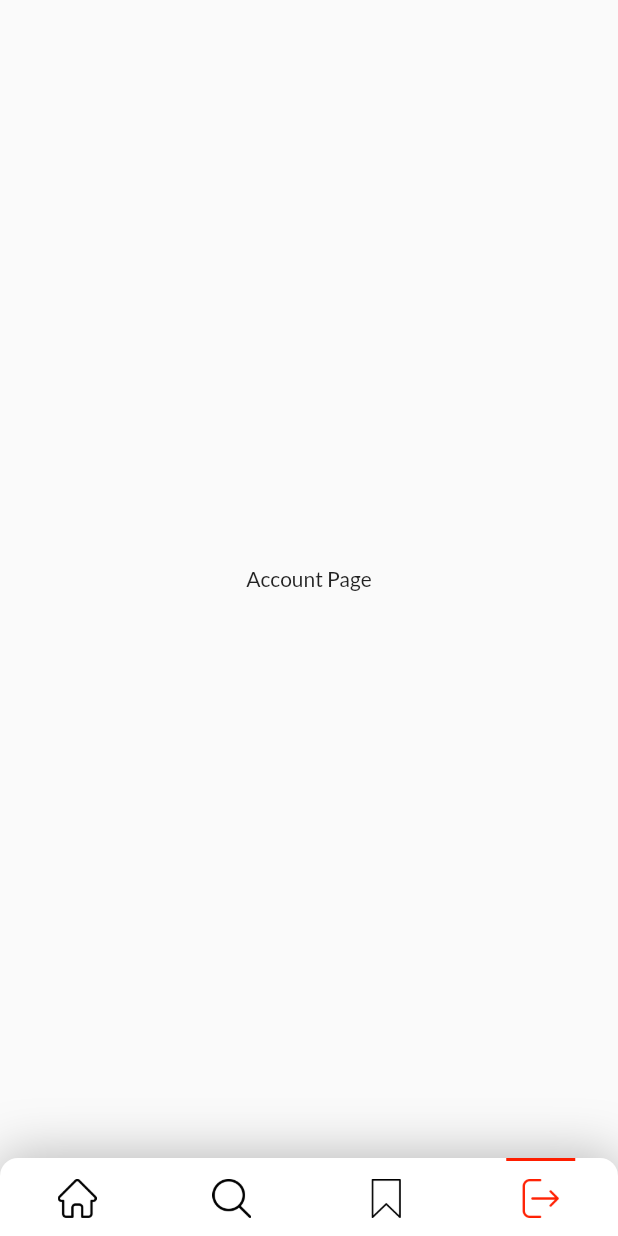
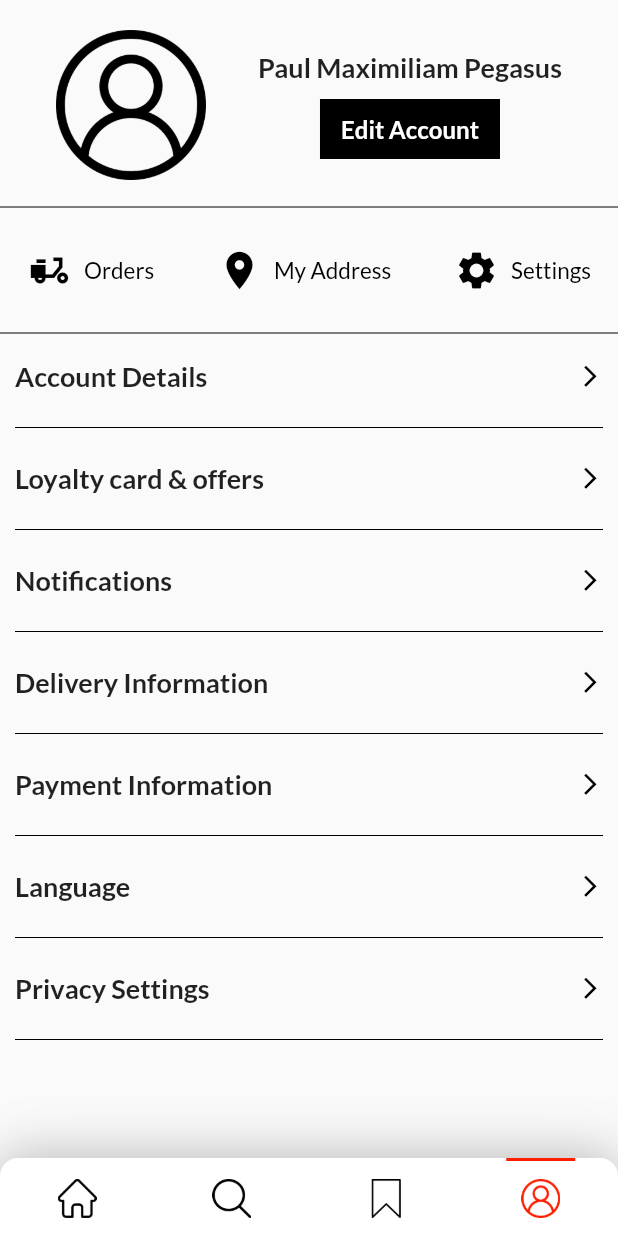
Before and after one commit to ItzZChrizZ/LuxEcommApp, a Flutter app: the screen it shows once a user with an empty profile is signed in, swiped to page 4, on a phone screen of 412 x 824 dp. Run offline on Flutter 3.47's test engine with Material 2 defaults, Android fonts, the phone set to English and light mode, and no system bars; our stand-ins replace carousel_slider, cloud_firestore, firebase_auth, firebase_core, google_fonts; accounts and stored records are empty.

Commit message:
Account Page Finish and new Updates

```diff
--- a/lib/components/homepage/custom-botnavbar.dart
+++ b/lib/components/homepage/custom-botnavbar.dart
@@ -58,7 +58,7 @@ class _GetBottomNavBarState extends State<GetBottomNavBar> {
             ),
             BottomTabBtn(
               selected: _selectedTab == 3 ? true : false,
-              imagePath: 'assets/icons/logout.png',
+              imagePath: 'assets/icons/user.png',
               onPressed: () {
                 widget.tabPressed!(3);
               },
--- a/lib/constrats.dart
+++ b/lib/constrats.dart
@@ -34,3 +34,13 @@ class Constants {
     color: Colors.white,
   );
 }
+
+List accountList = [
+  "Account Details",
+  "Loyalty card & offers",
+  "Notifications",
+  "Delivery Information",
+  "Payment Information",
+  "Language",
+  "Privacy Settings"
+];
--- a/lib/pages/account-page.dart
+++ b/lib/pages/account-page.dart
@@ -1,15 +1,156 @@
 // ignore_for_file: file_names
 
 import 'package:flutter/material.dart';
+import 'package:luxappv2/constrats.dart';
 
 class AccountPage extends StatelessWidget {
   const AccountPage({Key? key}) : super(key: key);
 
   @override
   Widget build(BuildContext context) {
-    return const Scaffold(
-      body: Center(
-        child: Text("Account Page"),
+    return Scaffold(
+      body: ListView(
+        children: [
+          Padding(
+            padding:
+                const EdgeInsets.only(left: 20, right: 20, top: 20, bottom: 10),
+            child: Row(
+              mainAxisAlignment: MainAxisAlignment.spaceAround,
+              children: [
+                Container(
+                  width: 100,
+                  height: 100,
+                  decoration: const BoxDecoration(
+                    image: DecorationImage(
+                      image: AssetImage("assets/icons/user.png"),
+                      fit: BoxFit.cover,
+                    ),
+                  ),
+                ),
+                Column(
+                  children: [
+                    const Text(
+                      "Paul Maximiliam Pegasus",
+                      style: Constants.regularHeading,
+                    ),
+                    const SizedBox(
+                      height: 10,
+                    ),
+                    Container(
+                      height: 40,
+                      width: 120,
+                      decoration: const BoxDecoration(
+                        color: Colors.black,
+                      ),
+                      child: const Center(
+                        child: Text(
+                          "Edit Account",
+                          style: Constants.boxNumbers,
+                        ),
+                      ),
+                    )
+                  ],
+                ),
+              ],
+            ),
+          ),
+          const Divider(
+            color: Colors.black,
+          ),
+          Padding(
+            padding: const EdgeInsets.all(10),
+            child: Row(
+              mainAxisAlignment: MainAxisAlignment.spaceBetween,
+              children: [
+                TextButton.icon(
+                  onPressed: () {},
+                  icon: const Icon(
+                    Icons.delivery_dining_sharp,
+                    color: Colors.black,
+                    size: 30,
+                  ),
+                  label: const Text(
+                    "Orders",
+                    style: TextStyle(
+                      color: Colors.black,
+                      fontSize: 15,
+                    ),
+                  ),
+                ),
+                TextButton.icon(
+                  onPressed: () {},
+                  icon: const Icon(
+                    Icons.location_on,
+                    color: Colors.black,
+                    size: 30,
+                  ),
+                  label: const Text(
+                    "My Address",
+                    style: TextStyle(
+                      color: Colors.black,
+                      fontSize: 15,
+                    ),
+                  ),
+                ),
+                TextButton.icon(
+                  onPressed: () {},
+                  icon: const Icon(
+                    Icons.settings,
+                    color: Colors.black,
+                    size: 30,
+                  ),
+                  label: const Text(
+                    "Settings",
+                    style: TextStyle(
+                      color: Colors.black,
+                      fontSize: 15,
+                    ),
+                  ),
+                ),
+              ],
+            ),
+          ),
+          const Divider(
+            color: Colors.black,
+          ),
+          Padding(
+            padding: const EdgeInsets.all(10),
+            child: Column(
+              children: List.generate(
+                accountList.length,
+                (index) => Padding(
+                  padding: const EdgeInsets.only(
+                    bottom: 15,
+                  ),
+                  child: Column(
+                    children: [
+                      Row(
+                        mainAxisAlignment: MainAxisAlignment.spaceBetween,
+                        children: [
+                          Text(
+                            accountList[index],
+                            style: Constants.regularHeading,
+                          ),
+                          const Icon(
+                            Icons.arrow_forward_ios,
+                            color: Colors.black,
+                            size: 17,
+                          ),
+                        ],
+                      ),
+                      const SizedBox(
+                        height: 15,
+                      ),
+                      const Divider(
+                        color: Colors.black,
+                      ),
+                    ],
+                  ),
+                ),
+              ),
+            ),
+          ),
+        ],
       ),
     );
   }
```
